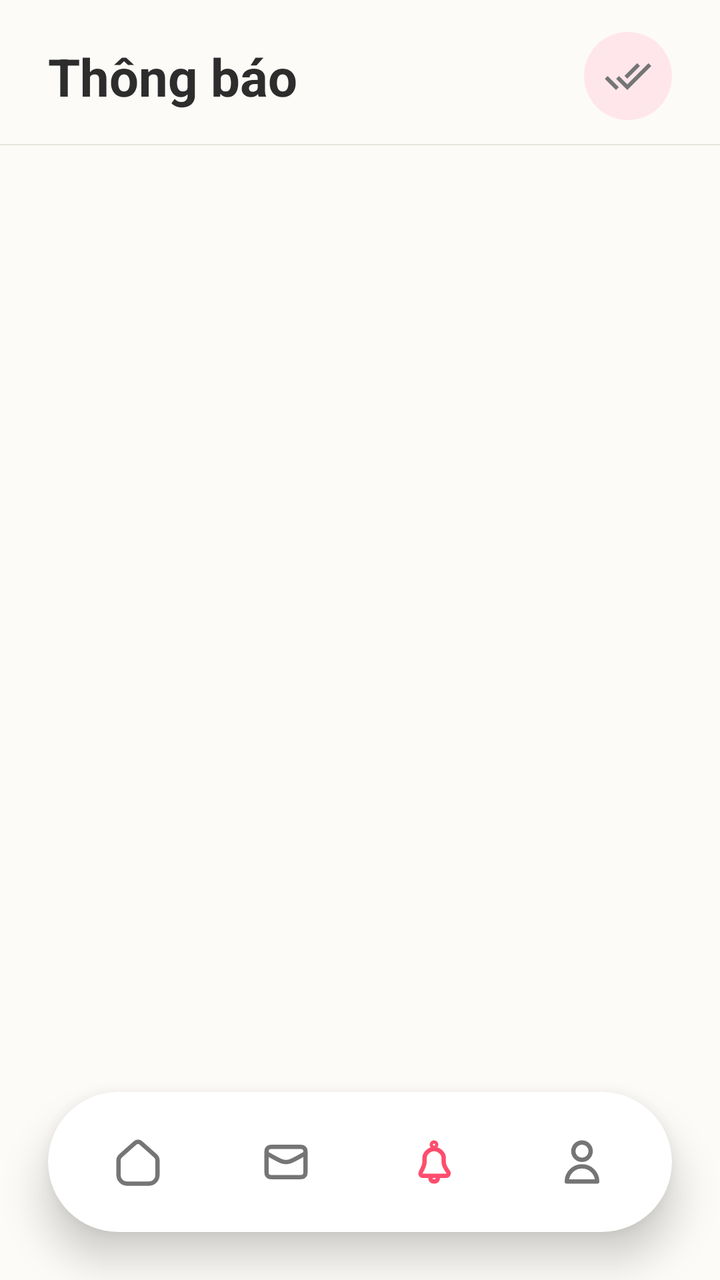
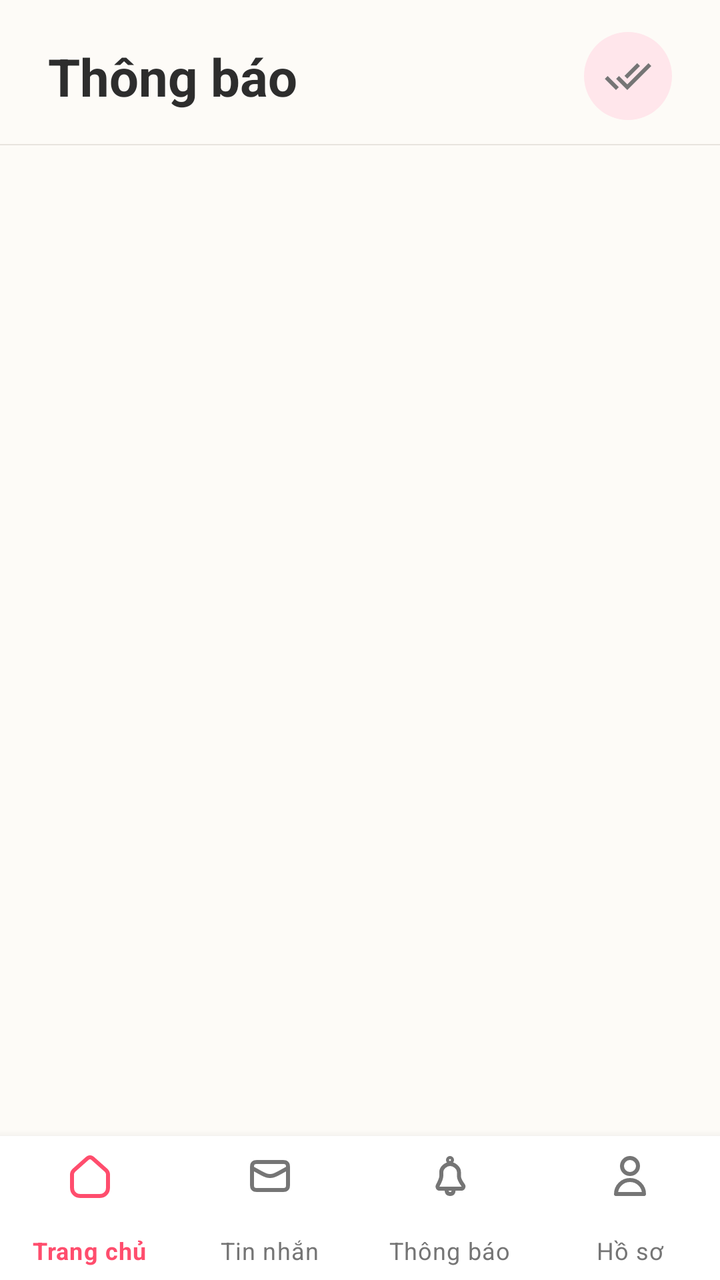

Two renders of the same Android screen: before a commit and after it. Below are the layout's source before the change and the commit's diff.
<!-- AndroidManifest.xml: application theme Theme.Weconnect -->
<!-- res/layout/activity_notifications.xml -->
<?xml version="1.0" encoding="utf-8"?>
<androidx.constraintlayout.widget.ConstraintLayout
    xmlns:android="http://schemas.android.com/apk/res/android"
    xmlns:app="http://schemas.android.com/apk/res-auto"
    android:layout_width="match_parent"
    android:layout_height="match_parent"
    android:background="@color/soft_beige"
    android:fitsSystemWindows="true">

    
    <androidx.constraintlayout.widget.ConstraintLayout
        android:id="@+id/headerNotifications"
        android:layout_width="match_parent"
        android:layout_height="wrap_content"
        android:paddingHorizontal="24dp"
        android:paddingTop="16dp"
        android:paddingBottom="12dp"
        app:layout_constraintTop_toTopOf="parent">

        <TextView
            android:id="@+id/tvNotifTitle"
            android:layout_width="wrap_content"
            android:layout_height="wrap_content"
            android:text="Thông báo"
            android:textColor="@color/text_primary"
            android:textSize="26sp"
            android:textStyle="bold"
            app:layout_constraintBottom_toBottomOf="parent"
            app:layout_constraintStart_toStartOf="parent"
            app:layout_constraintTop_toTopOf="parent" />

        <ImageView
            android:id="@+id/ivMarkAllRead"
            android:layout_width="44dp"
            android:layout_height="44dp"
            android:background="@drawable/bg_action_icon_circle"
            android:clickable="true"
            android:focusable="true"
            android:padding="10dp"
            android:src="@drawable/ic_check_all"
            android:contentDescription="Đánh dấu đã đọc tất cả"
            app:layout_constraintBottom_toBottomOf="parent"
            app:layout_constraintEnd_toEndOf="parent"
            app:layout_constraintTop_toTopOf="parent"
            app:tint="@color/text_secondary" />
    </androidx.constraintlayout.widget.ConstraintLayout>

    <View
        android:id="@+id/dividerNotif"
        android:layout_width="match_parent"
        android:layout_height="0.5dp"
        android:background="#E8E4DE"
        app:layout_constraintTop_toBottomOf="@id/headerNotifications" />

    <androidx.recyclerview.widget.RecyclerView
        android:id="@+id/rvNotifications"
        android:layout_width="match_parent"
        android:layout_height="0dp"
        android:clipToPadding="false"
        android:paddingTop="8dp"
        android:paddingBottom="24dp"
        app:layout_constraintTop_toBottomOf="@id/dividerNotif"
        app:layout_constraintBottom_toTopOf="@id/footerNavNotif" />

    <TextView
        android:id="@+id/tvNoNotifications"
        android:layout_width="wrap_content"
        android:layout_height="wrap_content"
        android:text="Chưa có thông báo nào"
        android:textColor="@color/text_secondary"
        android:textSize="16sp"
        android:visibility="gone"
        app:layout_constraintTop_toTopOf="parent"
        app:layout_constraintBottom_toTopOf="@id/footerNavNotif"
        app:layout_constraintStart_toStartOf="parent"
        app:layout_constraintEnd_toEndOf="parent" />

    
    <com.google.android.material.card.MaterialCardView
        android:id="@+id/footerNavNotif"
        android:layout_width="match_parent"
        android:layout_height="70dp"
        android:layout_marginHorizontal="24dp"
        android:layout_marginBottom="24dp"
        app:cardBackgroundColor="@color/card_surface"
        app:cardCornerRadius="35dp"
        app:cardElevation="12dp"
        app:layout_constraintBottom_toBottomOf="parent"
        app:layout_constraintEnd_toEndOf="parent"
        app:layout_constraintStart_toStartOf="parent"
        app:strokeWidth="0dp">

        <LinearLayout
            android:layout_width="match_parent"
            android:layout_height="match_parent"
            android:gravity="center_vertical"
            android:orientation="horizontal"
            android:paddingHorizontal="8dp"
            android:weightSum="4">

            <FrameLayout
                android:id="@+id/btnHomeNotif"
                android:layout_width="0dp"
                android:layout_height="match_parent"
                android:layout_weight="1"
                android:background="?attr/selectableItemBackgroundBorderless"
                android:clickable="true"
                android:focusable="true">
                <ImageView
                    android:layout_width="26dp"
                    android:layout_height="26dp"
                    android:layout_gravity="center"
                    android:src="@drawable/ic_home"
                    app:tint="@color/text_secondary" />
            </FrameLayout>

            <FrameLayout
                android:id="@+id/btnMessagesNotif"
                android:layout_width="0dp"
                android:layout_height="match_parent"
                android:layout_weight="1"
                android:background="?attr/selectableItemBackgroundBorderless"
                android:clickable="true"
                android:focusable="true">
                <ImageView
                    android:layout_width="26dp"
                    android:layout_height="26dp"
                    android:layout_gravity="center"
                    android:src="@drawable/ic_chat"
                    app:tint="@color/text_secondary" />
            </FrameLayout>

            <FrameLayout
                android:id="@+id/btnNotificationsNotif"
                android:layout_width="0dp"
                android:layout_height="match_parent"
                android:layout_weight="1"
                android:background="?attr/selectableItemBackgroundBorderless"
                android:clickable="true"
                android:focusable="true">
                <ImageView
                    android:layout_width="26dp"
                    android:layout_height="26dp"
                    android:layout_gravity="center"
                    android:src="@drawable/ic_notification"
                    app:tint="@color/primary_pink" />

                <TextView
                    android:id="@+id/tvNotifBadge"
                    android:layout_width="20dp"
                    android:layout_height="20dp"
                    android:layout_gravity="center"
                    android:layout_marginStart="14dp"
                    android:layout_marginBottom="14dp"
                    android:background="@drawable/bg_chat_accent_dot"
                    android:gravity="center"
                    android:textColor="#FFFFFF"
                    android:textSize="10sp"
                    android:textStyle="bold"
                    android:visibility="gone" />
            </FrameLayout>

            <FrameLayout
                android:id="@+id/btnProfileNotif"
                android:layout_width="0dp"
                android:layout_height="match_parent"
                android:layout_weight="1"
                android:background="?attr/selectableItemBackgroundBorderless"
                android:clickable="true"
                android:focusable="true">
                <ImageView
                    android:layout_width="26dp"
                    android:layout_height="26dp"
                    android:layout_gravity="center"
                    android:src="@drawable/ic_profile"
                    app:tint="@color/text_secondary" />
            </FrameLayout>
        </LinearLayout>
    </com.google.android.material.card.MaterialCardView>

</androidx.constraintlayout.widget.ConstraintLayout>
<!-- resources referenced by this layout -->
<resources>
  <color name="card_surface">#FFFFFF</color>
  <color name="primary_pink">#FF4D6D</color>
  <color name="soft_beige">#FDFBF7</color>
  <color name="text_primary">#2D2D2D</color>
  <color name="text_secondary">#757575</color>
  <!-- drawable bg_chat_accent_dot (drawable) -->
  <?xml version="1.0" encoding="utf-8"?>
  <shape xmlns:android="http://schemas.android.com/apk/res/android" android:shape="oval">
      <solid android:color="@color/primary_pink" />
  </shape>
  <!-- drawable ic_chat (drawable) -->
  <vector xmlns:android="http://schemas.android.com/apk/res/android"
      android:width="800dp"
      android:height="800dp"
      android:viewportWidth="24"
      android:viewportHeight="24">
    <path
        android:pathData="M21,8L17.439,9.978C15.454,11.081 14.461,11.633 13.41,11.849C12.48,12.04 11.52,12.04 10.59,11.849C9.539,11.633 8.546,11.081 6.561,9.978L3,8M6.2,19H17.8C18.92,19 19.48,19 19.908,18.782C20.284,18.59 20.59,18.284 20.782,17.908C21,17.48 21,16.92 21,15.8V8.2C21,7.08 21,6.52 20.782,6.092C20.59,5.716 20.284,5.41 19.908,5.218C19.48,5 18.92,5 17.8,5H6.2C5.08,5 4.52,5 4.092,5.218C3.716,5.41 3.41,5.716 3.218,6.092C3,6.52 3,7.08 3,8.2V15.8C3,16.92 3,17.48 3.218,17.908C3.41,18.284 3.716,18.59 4.092,18.782C4.52,19 5.08,19 6.2,19Z"
        android:strokeLineJoin="round"
        android:strokeWidth="2"
        android:fillColor="#00000000"
        android:strokeColor="#000000"
        android:strokeLineCap="round"/>
  </vector>
  <!-- drawable ic_home: vector/xml drawable (drawable, 2083 chars, omitted) -->
  <!-- drawable ic_notification (drawable) -->
  <vector xmlns:android="http://schemas.android.com/apk/res/android"
      android:width="800dp"
      android:height="800dp"
      android:viewportWidth="24"
      android:viewportHeight="24">
    <path
        android:pathData="M10.294,18.353C9.23,18.353 7.86,18.353 6.78,18.353C5.999,18.353 5.508,17.492 5.874,16.803C6.645,15.355 7.647,13.236 7.647,12C7.647,9.353 7.647,12.757 7.647,10C7.647,8 9.852,6 12.059,6C14.265,6 16.471,8 16.471,10C16.471,12.757 16.471,9.353 16.471,12C16.471,13.464 17.549,15.251 18.514,16.556C19.037,17.264 18.547,18.353 17.667,18.353C16.452,18.353 14.982,18.353 13.823,18.353M10.294,18.353C10.294,19.235 10.124,21 12.059,21C13.994,21 13.823,19.235 13.823,18.353M10.294,18.353C11.672,18.353 12.445,18.353 13.823,18.353"
        android:strokeLineJoin="round"
        android:strokeWidth="2"
        android:fillColor="#00000000"
        android:strokeColor="#000000"
        android:strokeLineCap="round"/>
    <path
        android:pathData="M13.25,4C13.25,4.69 12.69,5.25 12,5.25C11.31,5.25 10.75,4.69 10.75,4C10.75,3.31 11.31,2.75 12,2.75C12.69,2.75 13.25,3.31 13.25,4Z"
        android:strokeWidth="1.5"
        android:fillColor="#00000000"
        android:strokeColor="#000000"/>
  </vector>
  <!-- drawable ic_profile (drawable) -->
  <vector xmlns:android="http://schemas.android.com/apk/res/android"
      android:width="800dp"
      android:height="800dp"
      android:viewportWidth="24"
      android:viewportHeight="24">
    <path
        android:pathData="M16,7C16,9.209 14.209,11 12,11C9.791,11 8,9.209 8,7C8,4.791 9.791,3 12,3C14.209,3 16,4.791 16,7Z"
        android:strokeLineJoin="round"
        android:strokeWidth="2"
        android:fillColor="#00000000"
        android:strokeColor="#000000"
        android:strokeLineCap="round"/>
    <path
        android:pathData="M12,14C8.134,14 5,17.134 5,21H19C19,17.134 15.866,14 12,14Z"
        android:strokeLineJoin="round"
        android:strokeWidth="2"
        android:fillColor="#00000000"
        android:strokeColor="#000000"
        android:strokeLineCap="round"/>
  </vector>
  <style name="Theme.Weconnect" parent="Theme.MaterialComponents.DayNight.NoActionBar">
          <item name="materialAlertDialogTheme">@style/Dialog.App</item>
      </style>
  <color name="secondary_pink">#FFE6EB</color>
  <style name="ShapeAppearance.App.Dialog" parent="">
          <item name="cornerFamily">rounded</item>
          <item name="cornerSize">20dp</item>
      </style>
  <!-- unchanged entries left out for length: 7 -->
</resources>

<!-- the commit's change to res/layout/activity_notifications.xml (unified diff, before → after) -->
@@ -76,106 +76,17 @@
         app:layout_constraintEnd_toEndOf="parent" />
 
     
-    <com.google.android.material.card.MaterialCardView
+    <com.google.android.material.bottomnavigation.BottomNavigationView
         android:id="@+id/footerNavNotif"
-        android:layout_width="match_parent"
-        android:layout_height="70dp"
-        android:layout_marginHorizontal="24dp"
-        android:layout_marginBottom="24dp"
-        app:cardBackgroundColor="@color/card_surface"
-        app:cardCornerRadius="35dp"
-        app:cardElevation="12dp"
+        android:layout_width="0dp"
+        android:layout_height="72dp"
+        android:background="@color/card_surface"
+        app:itemIconTint="@color/bottom_nav_item_color"
+        app:itemTextColor="@color/bottom_nav_item_color"
+        app:labelVisibilityMode="labeled"
+        app:menu="@menu/menu_main_bottom_nav"
         app:layout_constraintBottom_toBottomOf="parent"
-        app:layout_constraintEnd_toEndOf="parent"
         app:layout_constraintStart_toStartOf="parent"
-        app:strokeWidth="0dp">
-
-        <LinearLayout
-            android:layout_width="match_parent"
-            android:layout_height="match_parent"
-            android:gravity="center_vertical"
-            android:orientation="horizontal"
-            android:paddingHorizontal="8dp"
-            android:weightSum="4">
-
-            <FrameLayout
-                android:id="@+id/btnHomeNotif"
-                android:layout_width="0dp"
-                android:layout_height="match_parent"
-                android:layout_weight="1"
-                android:background="?attr/selectableItemBackgroundBorderless"
-                android:clickable="true"
-                android:focusable="true">
-                <ImageView
-                    android:layout_width="26dp"
-                    android:layout_height="26dp"
-                    android:layout_gravity="center"
-                    android:src="@drawable/ic_home"
-                    app:tint="@color/text_secondary" />
-            </FrameLayout>
-
-            <FrameLayout
-                android:id="@+id/btnMessagesNotif"
-                android:layout_width="0dp"
-                android:layout_height="match_parent"
-                android:layout_weight="1"
-                android:background="?attr/selectableItemBackgroundBorderless"
-                android:clickable="true"
-                android:focusable="true">
-                <ImageView
-                    android:layout_width="26dp"
-                    android:layout_height="26dp"
-                    android:layout_gravity="center"
-                    android:src="@drawable/ic_chat"
-                    app:tint="@color/text_secondary" />
-            </FrameLayout>
-
-            <FrameLayout
-                android:id="@+id/btnNotificationsNotif"
-                android:layout_width="0dp"
-                android:layout_height="match_parent"
-                android:layout_weight="1"
-                android:background="?attr/selectableItemBackgroundBorderless"
-                android:clickable="true"
-                android:focusable="true">
-                <ImageView
-                    android:layout_width="26dp"
-                    android:layout_height="26dp"
-                    android:layout_gravity="center"
-                    android:src="@drawable/ic_notification"
-                    app:tint="@color/primary_pink" />
-
-                <TextView
-                    android:id="@+id/tvNotifBadge"
-                    android:layout_width="20dp"
-                    android:layout_height="20dp"
-                    android:layout_gravity="center"
-                    android:layout_marginStart="14dp"
-                    android:layout_marginBottom="14dp"
-                    android:background="@drawable/bg_chat_accent_dot"
-                    android:gravity="center"
-                    android:textColor="#FFFFFF"
-                    android:textSize="10sp"
-                    android:textStyle="bold"
-                    android:visibility="gone" />
-            </FrameLayout>
-
-            <FrameLayout
-                android:id="@+id/btnProfileNotif"
-                android:layout_width="0dp"
-                android:layout_height="match_parent"
-                android:layout_weight="1"
-                android:background="?attr/selectableItemBackgroundBorderless"
-                android:clickable="true"
-                android:focusable="true">
-                <ImageView
-                    android:layout_width="26dp"
-                    android:layout_height="26dp"
-                    android:layout_gravity="center"
-                    android:src="@drawable/ic_profile"
-                    app:tint="@color/text_secondary" />
-            </FrameLayout>
-        </LinearLayout>
-    </com.google.android.material.card.MaterialCardView>
+        app:layout_constraintEnd_toEndOf="parent" />
 
 </androidx.constraintlayout.widget.ConstraintLayout>
<!-- resource entries referenced after the edit -->
@@ -5,66 +5,6 @@
   <color name="soft_beige">#FDFBF7</color>
   <color name="text_primary">#2D2D2D</color>
   <color name="text_secondary">#757575</color>
-  <!-- drawable bg_chat_accent_dot (drawable) -->
-  <?xml version="1.0" encoding="utf-8"?>
-  <shape xmlns:android="http://schemas.android.com/apk/res/android" android:shape="oval">
-      <solid android:color="@color/primary_pink" />
-  </shape>
-  <!-- drawable ic_chat (drawable) -->
-  <vector xmlns:android="http://schemas.android.com/apk/res/android"
-      android:width="800dp"
-      android:height="800dp"
-      android:viewportWidth="24"
-      android:viewportHeight="24">
-    <path
-        android:pathData="M21,8L17.439,9.978C15.454,11.081 14.461,11.633 13.41,11.849C12.48,12.04 11.52,12.04 10.59,11.849C9.539,11.633 8.546,11.081 6.561,9.978L3,8M6.2,19H17.8C18.92,19 19.48,19 19.908,18.782C20.284,18.59 20.59,18.284 20.782,17.908C21,17.48 21,16.92 21,15.8V8.2C21,7.08 21,6.52 20.782,6.092C20.59,5.716 20.284,5.41 19.908,5.218C19.48,5 18.92,5 17.8,5H6.2C5.08,5 4.52,5 4.092,5.218C3.716,5.41 3.41,5.716 3.218,6.092C3,6.52 3,7.08 3,8.2V15.8C3,16.92 3,17.48 3.218,17.908C3.41,18.284 3.716,18.59 4.092,18.782C4.52,19 5.08,19 6.2,19Z"
-        android:strokeLineJoin="round"
-        android:strokeWidth="2"
-        android:fillColor="#00000000"
-        android:strokeColor="#000000"
-        android:strokeLineCap="round"/>
-  </vector>
-  <!-- drawable ic_home: vector/xml drawable (drawable, 2083 chars, omitted) -->
-  <!-- drawable ic_notification (drawable) -->
-  <vector xmlns:android="http://schemas.android.com/apk/res/android"
-      android:width="800dp"
-      android:height="800dp"
-      android:viewportWidth="24"
-      android:viewportHeight="24">
-    <path
-        android:pathData="M10.294,18.353C9.23,18.353 7.86,18.353 6.78,18.353C5.999,18.353 5.508,17.492 5.874,16.803C6.645,15.355 7.647,13.236 7.647,12C7.647,9.353 7.647,12.757 7.647,10C7.647,8 9.852,6 12.059,6C14.265,6 16.471,8 16.471,10C16.471,12.757 16.471,9.353 16.471,12C16.471,13.464 17.549,15.251 18.514,16.556C19.037,17.264 18.547,18.353 17.667,18.353C16.452,18.353 14.982,18.353 13.823,18.353M10.294,18.353C10.294,19.235 10.124,21 12.059,21C13.994,21 13.823,19.235 13.823,18.353M10.294,18.353C11.672,18.353 12.445,18.353 13.823,18.353"
-        android:strokeLineJoin="round"
-        android:strokeWidth="2"
-        android:fillColor="#00000000"
-        android:strokeColor="#000000"
-        android:strokeLineCap="round"/>
-    <path
-        android:pathData="M13.25,4C13.25,4.69 12.69,5.25 12,5.25C11.31,5.25 10.75,4.69 10.75,4C10.75,3.31 11.31,2.75 12,2.75C12.69,2.75 13.25,3.31 13.25,4Z"
-        android:strokeWidth="1.5"
-        android:fillColor="#00000000"
-        android:strokeColor="#000000"/>
-  </vector>
-  <!-- drawable ic_profile (drawable) -->
-  <vector xmlns:android="http://schemas.android.com/apk/res/android"
-      android:width="800dp"
-      android:height="800dp"
-      android:viewportWidth="24"
-      android:viewportHeight="24">
-    <path
-        android:pathData="M16,7C16,9.209 14.209,11 12,11C9.791,11 8,9.209 8,7C8,4.791 9.791,3 12,3C14.209,3 16,4.791 16,7Z"
-        android:strokeLineJoin="round"
-        android:strokeWidth="2"
-        android:fillColor="#00000000"
-        android:strokeColor="#000000"
-        android:strokeLineCap="round"/>
-    <path
-        android:pathData="M12,14C8.134,14 5,17.134 5,21H19C19,17.134 15.866,14 12,14Z"
-        android:strokeLineJoin="round"
-        android:strokeWidth="2"
-        android:fillColor="#00000000"
-        android:strokeColor="#000000"
-        android:strokeLineCap="round"/>
-  </vector>
   <style name="Theme.Weconnect" parent="Theme.MaterialComponents.DayNight.NoActionBar">
           <item name="materialAlertDialogTheme">@style/Dialog.App</item>
       </style>
